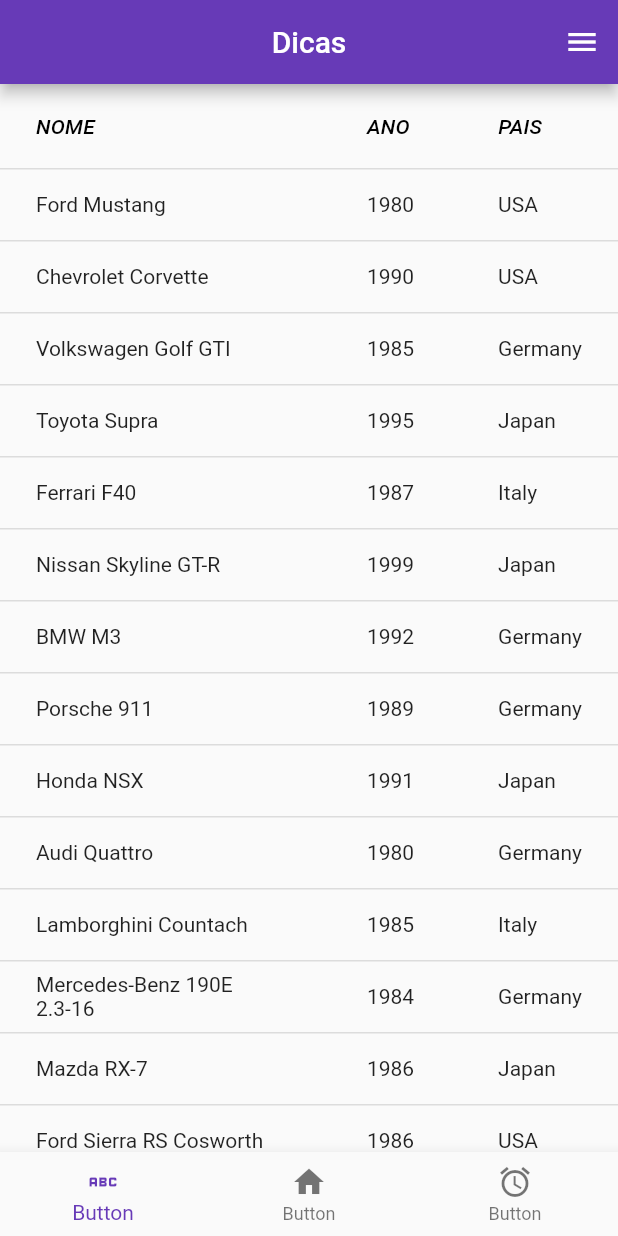
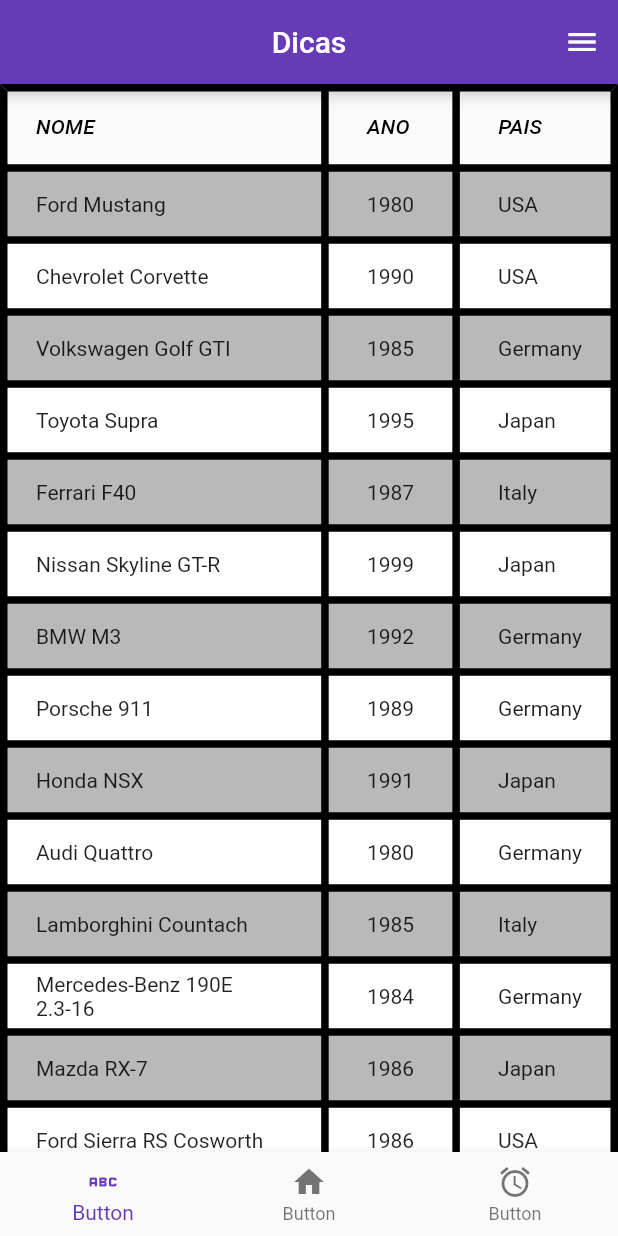
Before and after one commit to StenioEric/POO---UFRN, a Flutter app: the screen it shows after launch, on a phone screen of 412 x 824 dp. Run offline on Flutter 3.47's test engine with Material 2 defaults, Android fonts, the phone set to English and light mode, and no system bars.

Commit message:
Receita 4.3 com desafios

```diff
--- a/Receita 4/lib/main.dart
+++ b/Receita 4/lib/main.dart
@@ -119,7 +119,7 @@ class NewNavBar extends StatelessWidget {
   }
 }
 
-// // Define um widget Flutter que exibe uma tabela de dados
+// Define um widget Flutter que exibe uma tabela de dados
 class DataBodyWidget extends StatelessWidget {
 
   // Lista de objetos que serão exibidos na tabela
@@ -129,58 +129,43 @@ class DataBodyWidget extends StatelessWidget {
 
   // Construtor da classe DataBodyWidget
   DataBodyWidget({required this.objects,required this.propertyNames,required this.columnNames});
+
   // Método obrigatório que constrói a interface do widget
   @override
   Widget build(BuildContext context) {
     return Center(
-      child:SingleChildScrollView(
+      child: SingleChildScrollView(
         scrollDirection: Axis.vertical,
         child: DataTable(
+          // Altera o tamanho das bordas(linhas da tabela)
+          border: TableBorder.all(width: 5.0),
           columns: columnNames.map(
             (name) => DataColumn(
               label: Text(name, style: const TextStyle(fontStyle: FontStyle.italic))
             )).toList(),
 
-            rows: objects.map(
-              (obj) => DataRow(
-                cells: propertyNames.map(
-                  (propName) => DataCell(Text(obj[propName]))
-                ).toList()
-              )
+          rows: objects.asMap().entries.map((entry){
+            final index = entry.key;
+            final obj = entry.value;
+            return DataRow(
+              color: MaterialStateProperty.resolveWith<Color>(
+                (Set<MaterialState> states) {
+                  // Alternar as cores entre as linhas
+                  if (index % 2 == 0) return Colors.grey.withOpacity(0.7);
+                  return Theme.of(context).colorScheme.surface;
+                }
+              ),
+              cells: propertyNames
+              .map((propName) => DataCell(
+                Text(obj[propName]))
               ).toList(),
+            );
+          }).toList(),
         ),
-        )
+      ),
     );
   }
 }
-
-
-// Define um widget Flutter que exibe uma tabela de dados
-// class MytileWidget extends StatelessWidget {
-
-//   // Lista de objetos que serão exibidos na tabela
-//   final List objects;
-//   // Construtor da classe MytileWidget
-//   MytileWidget({this.objects = const []});
-//   @override
-//   Widget build(BuildContext context) {
-//     return ListView.builder(
-//       scrollDirection: Axis.vertical,
-//       itemCount: objects.length,
-//       itemBuilder: (context,index){
-//       final obj = objects[index];
-//         return ListTile(
-//           title: Text(obj["name"]),
-//           subtitle: Text("Estilo: ${obj["style"]} | IBU: ${obj["ibu"]}"),
-//           onTap: () {
-//             print("Tapped on ${obj["name"]}");
-//           },
-//         );
-//       },
-//     );
-//   }
-// }
-
 // Lista de objetos que serão exibidos na tabela
 var dataObjects = [
   {"name": "Ford Mustang", "year": "1980", "country": "USA"},
```
Lines whose indentation alone changed are shown as unchanged.
